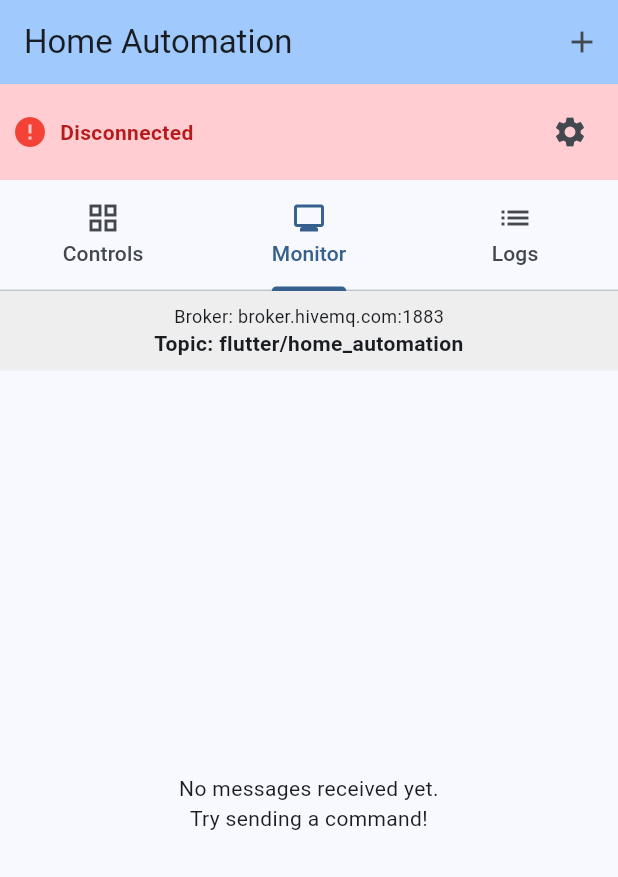
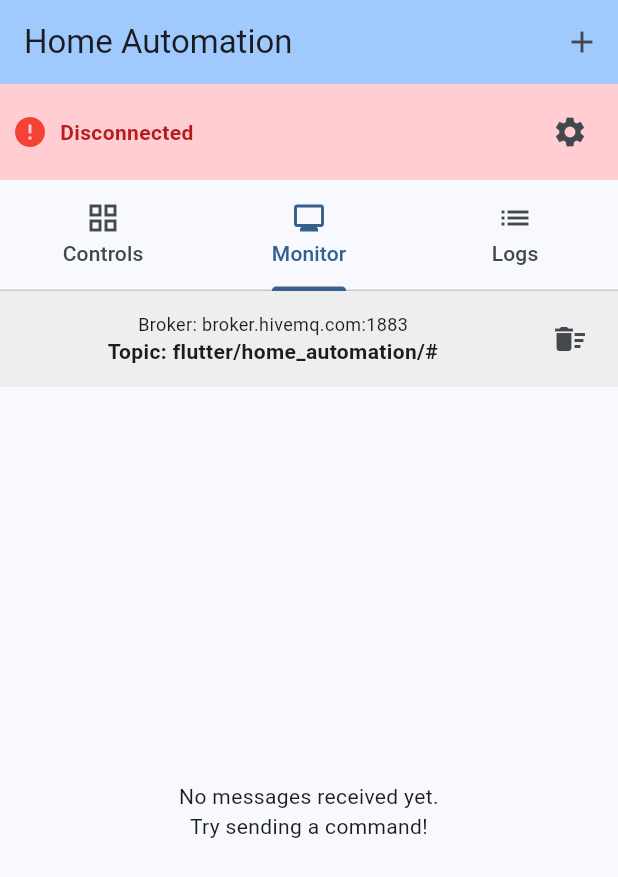
Before and after one commit to atharvamahabal/home-automation, a Flutter app: the screen it shows after launch, tab 2 chosen, on a phone screen of 412 x 824 dp. Shown: the top 877 px of the screen. Run offline on Flutter 3.47's test engine with Material 3 defaults, Android fonts, the phone set to English and light mode, and no system bars; our stand-ins replace shared_preferences; missing offline and left inert: mqtt_client.

Commit message:
Feat: Add Clear Log buttons and implement per-device subtopic publishing

```diff
--- a/lib/main.dart
+++ b/lib/main.dart
@@ -243,8 +243,9 @@ class _HomeAutomationPageState extends State<HomeAutomationPage> {
     _log('Connected');
 
     final topic = topicController.text.trim();
-    _log('Subscribing to $topic...');
-    client!.subscribe(topic, MqttQos.atLeastOnce);
+    _log('Subscribing to $topic/# ...');
+    // Subscribe to wildcard to receive messages for all subtopics (devices)
+    client!.subscribe('$topic/#', MqttQos.atLeastOnce);
 
     client!.updates!.listen((List<MqttReceivedMessage<MqttMessage?>>? c) {
       final recMess = c![0].payload as MqttPublishMessage;
@@ -282,7 +283,7 @@ class _HomeAutomationPageState extends State<HomeAutomationPage> {
     _saveConnectionSettings(false);
   }
 
-  void _publish(String message) {
+  void _publish(String message, {String? subtopic}) {
     if (client?.connectionStatus?.state != MqttConnectionState.connected) {
       _log('Not connected, cannot send command');
       // For testing UI without connection, you might want to uncomment this:
@@ -292,7 +293,15 @@ class _HomeAutomationPageState extends State<HomeAutomationPage> {
 
     final builder = MqttClientPayloadBuilder();
     builder.addString(message);
-    final topic = topicController.text.trim();
+    String topic = topicController.text.trim();
+    if (subtopic != null && subtopic.isNotEmpty) {
+      // Ensure no double slashes if topic ends with /
+      if (topic.endsWith('/')) {
+        topic = '$topic$subtopic';
+      } else {
+        topic = '$topic/$subtopic';
+      }
+    }
 
     try {
       client!.publishMessage(
@@ -301,7 +310,7 @@ class _HomeAutomationPageState extends State<HomeAutomationPage> {
         builder.payload!,
         retain: true,
       );
-      _log('Sent: $message');
+      _log('Sent: $message to $topic');
     } catch (e) {
       _log('Error publishing: $e');
     }
@@ -312,8 +321,13 @@ class _HomeAutomationPageState extends State<HomeAutomationPage> {
       device.isOn = !device.isOn;
     });
     _saveDevices();
-    final command = '${device.name} ${device.isOn ? "ON" : "OFF"}';
-    _publish(command);
+    // Sanitize device name for topic (e.g., "Fan 1" -> "fan_1")
+    final subtopic = device.name
+        .trim()
+        .replaceAll(RegExp(r'\s+'), '_')
+        .toLowerCase();
+    final command = device.isOn ? "ON" : "OFF";
+    _publish(command, subtopic: subtopic);
   }
 
   // --- UI Helpers ---
@@ -668,6 +682,9 @@ class _HomeAutomationPageState extends State<HomeAutomationPage> {
                               width: double.infinity,
                               padding: const EdgeInsets.all(8.0),
                               color: Colors.grey[200],
+                              child: Row(
+                                children: [
+                                  Expanded(
                                     child: Column(
                                       children: [
                                         Text(
@@ -675,11 +692,23 @@ class _HomeAutomationPageState extends State<HomeAutomationPage> {
                                           style: const TextStyle(fontSize: 12),
                                         ),
                                         Text(
-                                    'Topic: ${topicController.text}',
+                                          'Topic: ${topicController.text}/#',
                                           style: const TextStyle(
                                             fontWeight: FontWeight.bold,
                                           ),
                                           textAlign: TextAlign.center,
+                                        ),
+                                      ],
+                                    ),
+                                  ),
+                                  IconButton(
+                                    icon: const Icon(Icons.delete_sweep),
+                                    onPressed: () {
+                                      setState(() {
+                                        receivedMessages.clear();
+                                      });
+                                    },
+                                    tooltip: 'Clear Messages',
                                   ),
                                 ],
                               ),
@@ -706,7 +735,26 @@ class _HomeAutomationPageState extends State<HomeAutomationPage> {
                         ),
 
                         // Tab 3: Logs
-                        ListView.builder(
+                        Column(
+                          children: [
+                            if (logs.isNotEmpty)
+                              Padding(
+                                padding: const EdgeInsets.only(right: 8.0),
+                                child: Align(
+                                  alignment: Alignment.centerRight,
+                                  child: TextButton.icon(
+                                    onPressed: () {
+                                      setState(() {
+                                        logs.clear();
+                                      });
+                                    },
+                                    icon: const Icon(Icons.delete_outline),
+                                    label: const Text('Clear Logs'),
+                                  ),
+                                ),
+                              ),
+                            Expanded(
+                              child: ListView.builder(
                                 itemCount: logs.length,
                                 itemBuilder: (context, index) {
                                   return ListTile(
@@ -716,6 +764,9 @@ class _HomeAutomationPageState extends State<HomeAutomationPage> {
                                     ),
                                   );
                                 },
+                              ),
+                            ),
+                          ],
                         ),
                       ],
                     ),
```
Lines whose indentation alone changed are shown as unchanged.
